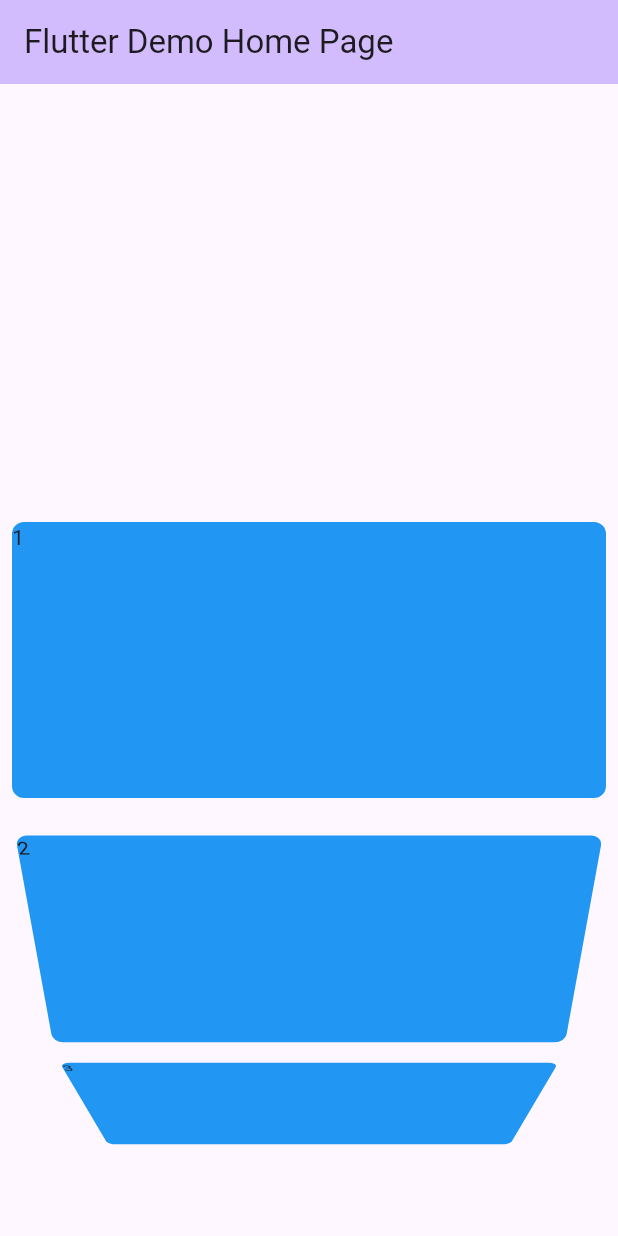
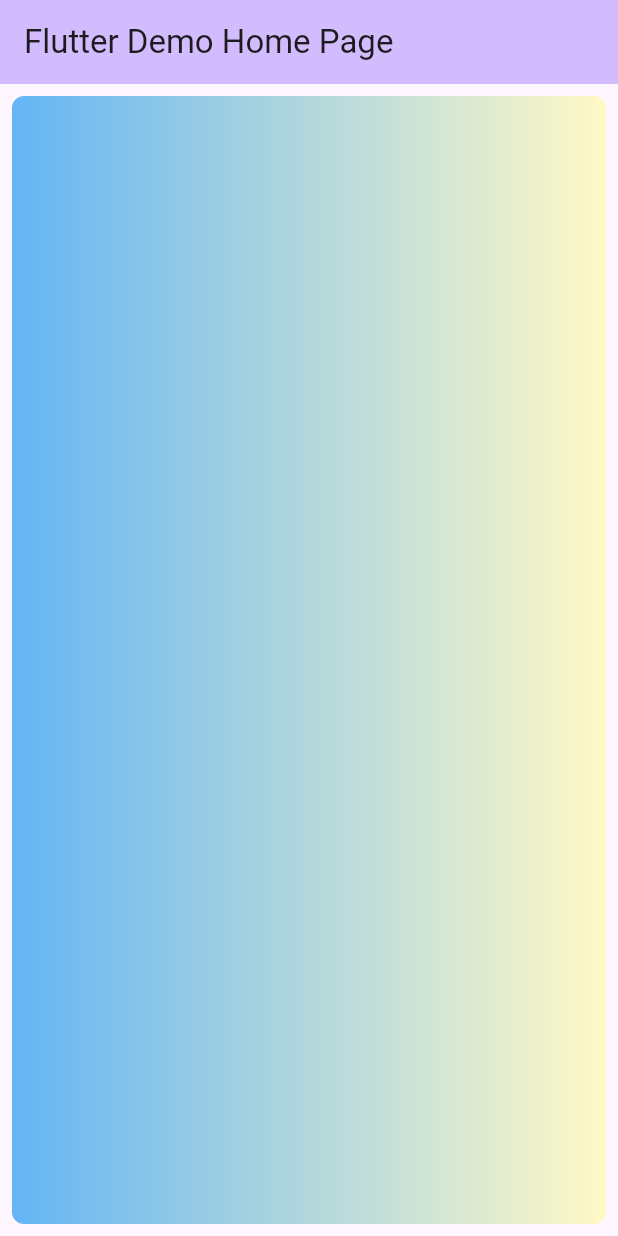
Before and after one commit to Foysalrabby/Flutterpartice70, a Flutter app: the screen it shows after launch, on a phone screen of 412 x 824 dp. Run offline on Flutter 3.47's test engine with Material 3 defaults, Android fonts, the phone set to English and light mode, and no system bars.

```diff
--- a/flutterapp/lib/main.dart
+++ b/flutterapp/lib/main.dart
@@ -33,35 +33,31 @@ class MyHomePage extends StatefulWidget {
 class _MyHomePageState extends State<MyHomePage> {
   @override
   Widget build(BuildContext context) {
-    var arrayindex = [1, 2, 3, 4, 5, 6, 7, 8, 10, 11];
-
     return Scaffold(
         appBar: AppBar(
           backgroundColor: Theme.of(context).colorScheme.inversePrimary,
           title: Text(widget.title),
         ),
-      body: Center(
-        child: ListWheelScrollView(
-          itemExtent: 200,
-          children: arrayindex
-              .map((value) => Center(
-                    child: Padding(
+        body:Padding(
           padding: const EdgeInsets.all(8.0),
+          child: Center(
             child: Container(
-                        child: Text("${value}"),
               width: double.infinity,
               height: double.infinity,
-
               decoration: BoxDecoration(
                 borderRadius: BorderRadius.circular(8),
-                          color: Colors.blue,
+                gradient: LinearGradient(
+                  colors:[
+                   Colors.blue.shade300,Colors.yellow.shade100
+                  ] ),
+
+                ),
+
+
             ),
           ),
-                    ),
-                  ))
-              .toList(),
-        ),
-      ),
+        )
+
         );
   }
 }
```
Lines whose indentation alone changed are shown as unchanged.
